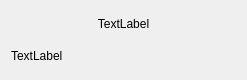
Above: qimbl/valuebar.ui from MatthewJCameron/imbl before the change. Below: the same form after it.
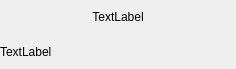
That is the form after the change. Custom widgets are drawn as their Qt base class.

Patch:
```diff
--- a/qimbl/valuebar.ui
+++ b/qimbl/valuebar.ui
@@ -6,14 +6,20 @@
    <rect>
     <x>0</x>
     <y>0</y>
-    <width>247</width>
-    <height>80</height>
+    <width>236</width>
+    <height>69</height>
    </rect>
   </property>
   <property name="windowTitle">
    <string>Form</string>
   </property>
   <layout class="QGridLayout" name="gridLayout">
+   <property name="margin">
+    <number>0</number>
+   </property>
+   <property name="spacing">
+    <number>1</number>
+   </property>
    <item row="0" column="0" colspan="2">
     <widget class="QLabel" name="title">
      <property name="text">
@@ -26,6 +32,9 @@
    </item>
    <item row="1" column="0" colspan="2">
     <layout class="QGridLayout" name="allignLayout">
+     <property name="spacing">
+      <number>1</number>
+     </property>
      <item row="0" column="0">
       <widget class="QLabel" name="value">
        <property name="sizePolicy">
```
